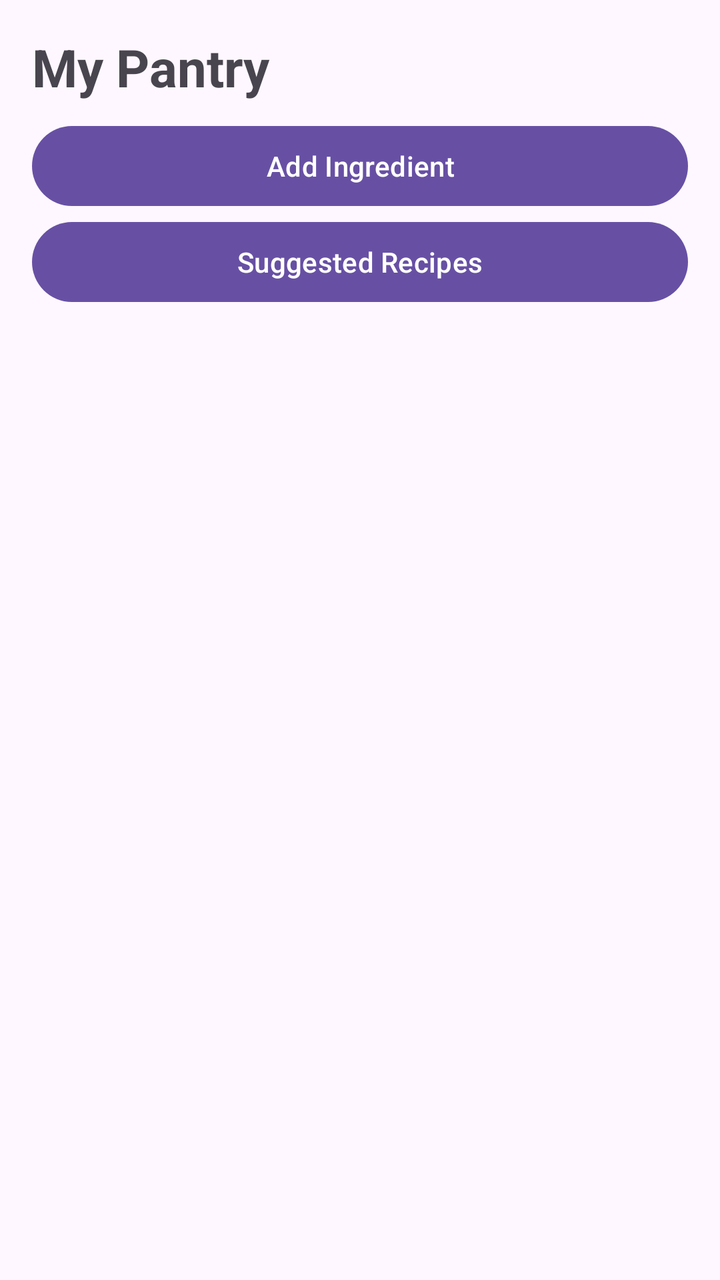
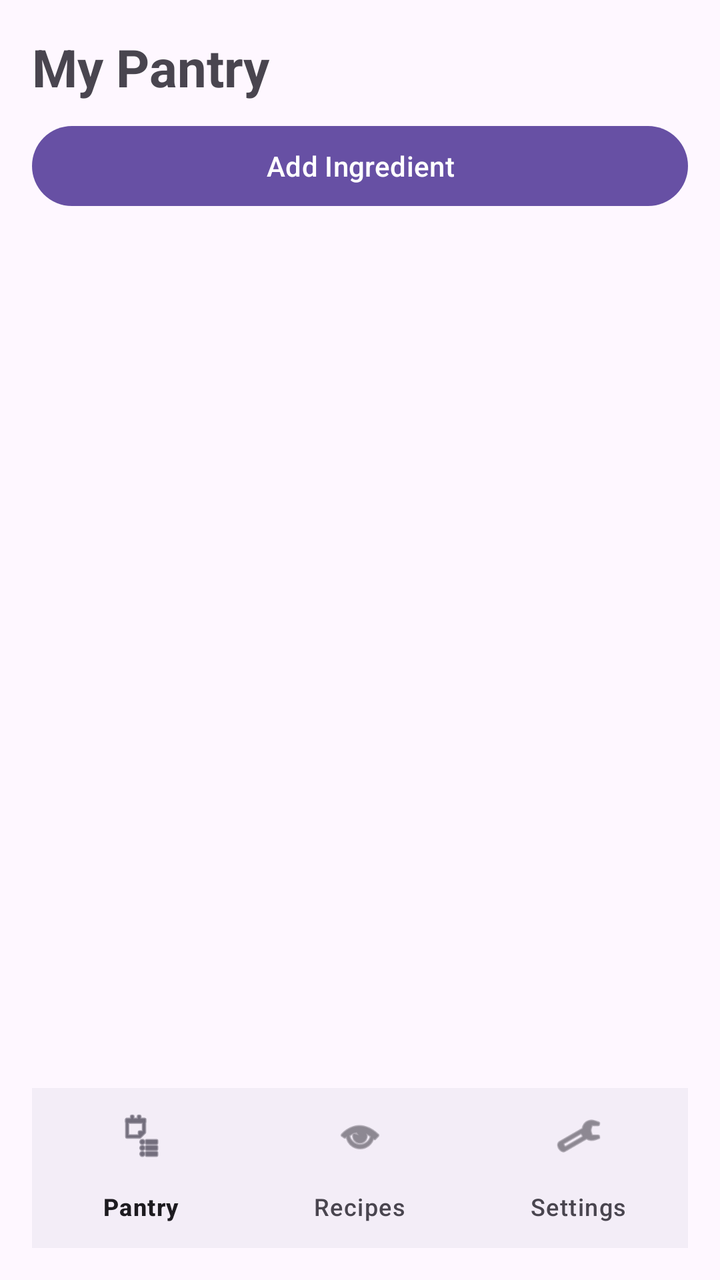

Compare the two renders of this Android layout. The source of the first and the diff that turns it into the second are given below.
<!-- AndroidManifest.xml: application theme Theme.SmartPantryManager -->
<!-- res/layout/activity_main.xml -->
<?xml version="1.0" encoding="utf-8"?>
<LinearLayout xmlns:android="http://schemas.android.com/apk/res/android"
    android:id="@+id/main"
    android:layout_width="match_parent"
    android:layout_height="match_parent"
    android:orientation="vertical"
    android:padding="16dp">

    <TextView
        android:layout_width="match_parent"
        android:layout_height="wrap_content"
        android:text="My Pantry"
        android:textSize="26sp"
        android:textStyle="bold"
        android:paddingBottom="8dp" />

    <Button
        android:id="@+id/btnAdd"
        android:layout_width="match_parent"
        android:layout_height="wrap_content"
        android:text="Add Ingredient" />

    <Button
        android:id="@+id/btnSuggested"
        android:layout_width="match_parent"
        android:layout_height="wrap_content"
        android:text="Suggested Recipes" />

    <TextView
        android:id="@+id/tvEmpty"
        android:layout_width="match_parent"
        android:layout_height="wrap_content"
        android:text="Your pantry is empty - add some ingredients"
        android:textSize="16sp"
        android:gravity="center"
        android:padding="32dp"
        android:visibility="gone" />

    <androidx.recyclerview.widget.RecyclerView
        android:id="@+id/rvPantry"
        android:layout_width="match_parent"
        android:layout_height="0dp"
        android:layout_weight="1" />
</LinearLayout>
<!-- resources referenced by this layout -->
<resources>
  <style name="Theme.SmartPantryManager" parent="Base.Theme.SmartPantryManager" />
  <style name="Base.Theme.SmartPantryManager" parent="Theme.Material3.DayNight.NoActionBar">
          
          
      </style>
</resources>

<!-- the commit's change to res/layout/activity_main.xml (unified diff, before → after) -->
@@ -1,5 +1,6 @@
 <?xml version="1.0" encoding="utf-8"?>
 <LinearLayout xmlns:android="http://schemas.android.com/apk/res/android"
+    xmlns:app="http://schemas.android.com/apk/res-auto"
     android:id="@+id/main"
     android:layout_width="match_parent"
     android:layout_height="match_parent"
@@ -20,11 +21,15 @@
         android:layout_height="wrap_content"
         android:text="Add Ingredient" />
 
-    <Button
-        android:id="@+id/btnSuggested"
+    <TextView
+        android:id="@+id/tvExpiring"
         android:layout_width="match_parent"
         android:layout_height="wrap_content"
-        android:text="Suggested Recipes" />
+        android:background="#FFE0B2"
+        android:textColor="#000000"
+        android:padding="10dp"
+        android:layout_marginTop="8dp"
+        android:visibility="gone" />
 
     <TextView
         android:id="@+id/tvEmpty"
@@ -41,4 +46,10 @@
         android:layout_width="match_parent"
         android:layout_height="0dp"
         android:layout_weight="1" />
+
+    <com.google.android.material.bottomnavigation.BottomNavigationView
+        android:id="@+id/bottomNav"
+        android:layout_width="match_parent"
+        android:layout_height="wrap_content"
+        app:menu="@menu/bottom_nav_menu" />
 </LinearLayout>
